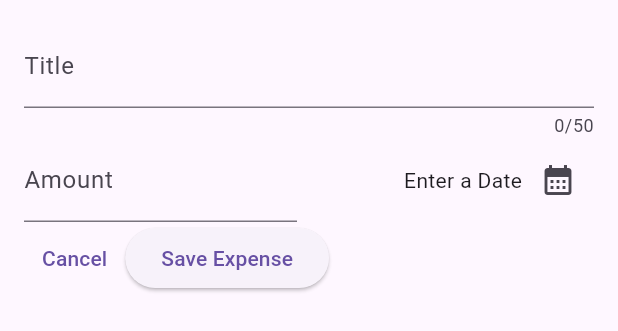
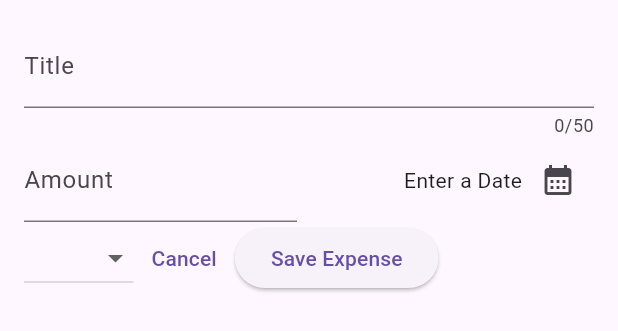
Before and after one commit to spere200/flutter-expense-tracker, a Flutter app: the NewExpense widget shown alone on an empty page, opened directly, on a phone screen of 412 x 824 dp. Shown: the top 331 px of the screen. Run offline on Flutter 3.47's test engine with Material 3 defaults, Android fonts, the phone set to English and light mode, and no system bars.

Commit message:
Added a dropdown menu to the new expense modal. Implemented using a DropDownMenuItem. Currently it does not show what value was selected.

```diff
--- a/lib/widgets/new_expense.dart
+++ b/lib/widgets/new_expense.dart
@@ -1,6 +1,7 @@
 import 'package:flutter/material.dart';
 
 import 'package:intl/intl.dart';
+import 'package:expense_tracker/models/expense.dart';
 
 final formatter = DateFormat.yMd();
 
@@ -89,6 +90,20 @@ class _NewExpenseState extends State<NewExpense> {
           ),
           Row(
             children: [
+              DropdownButton(
+                  items: Category.values
+                      .map(
+                        (category) => DropdownMenuItem(
+                          value: category,
+                          child: Text(
+                            category.name.toString(),
+                          ),
+                        ),
+                      )
+                      .toList(),
+                  onChanged: (value) {
+                    print(value);
+                  }),
               TextButton(
                   onPressed: () {
                     Navigator.pop(context);
```
